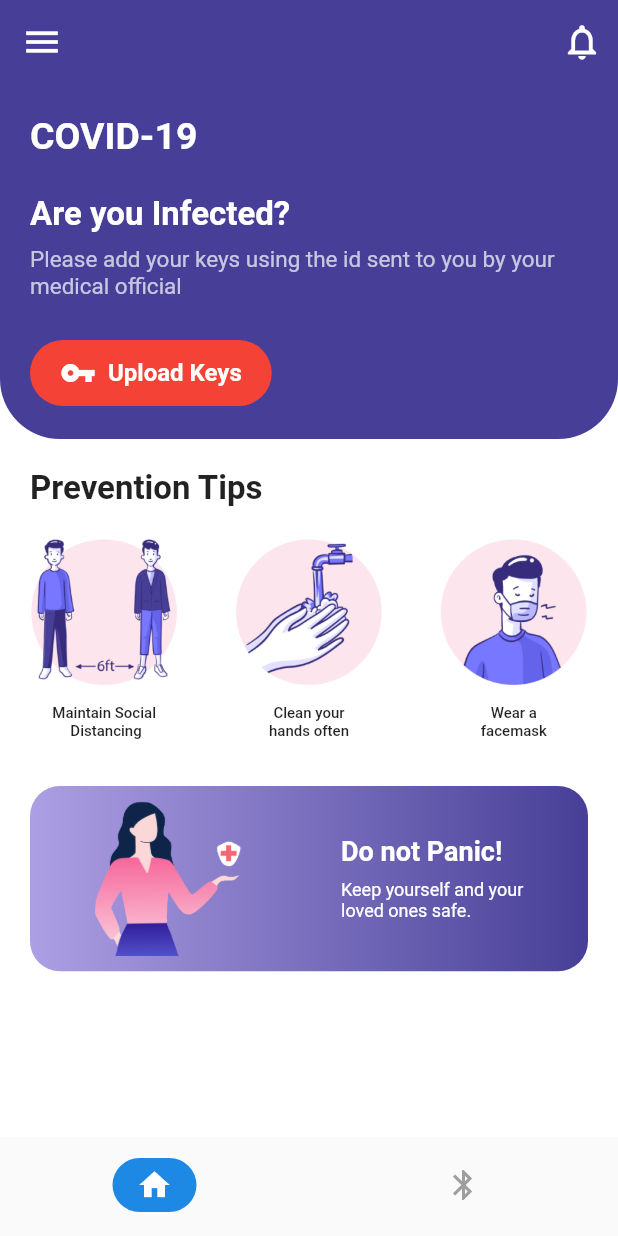
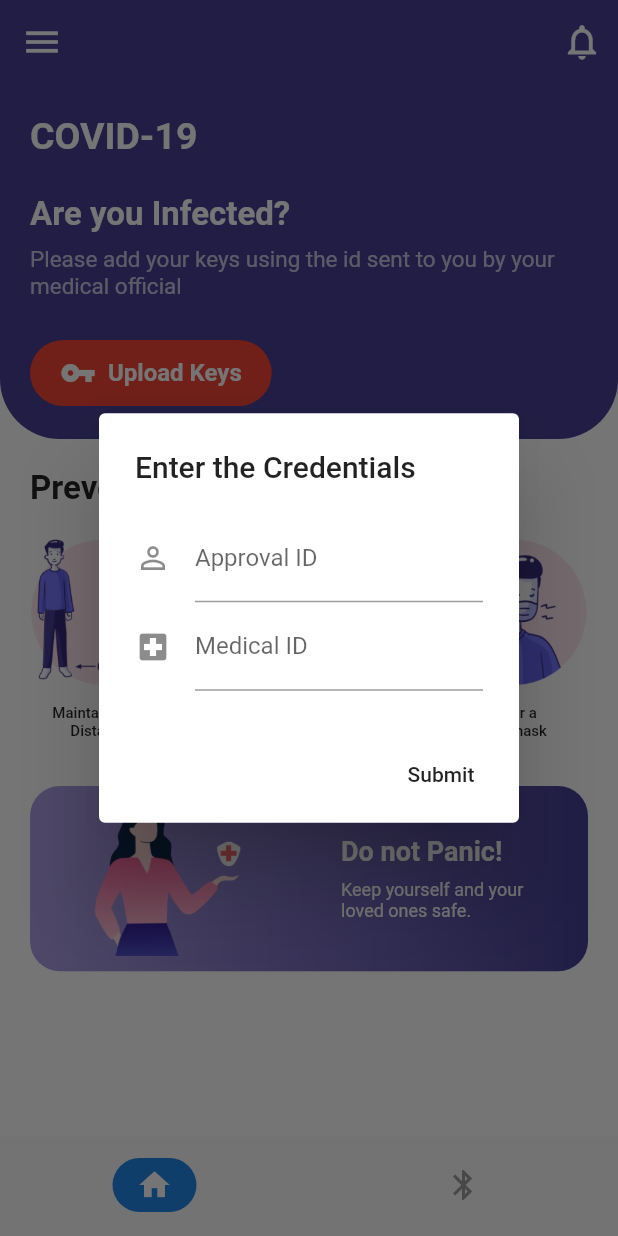
Before and after one commit to DeeprajPandey/CovidBloc, a Flutter app: the screen it shows after launch, after a tap on "Upload Keys", on a phone screen of 412 x 824 dp. Run offline on Flutter 3.47's test engine with Material 2 defaults, Android fonts, the phone set to English and light mode, and no system bars; our stand-ins replace convert, dio, flutter_bluetooth_serial, flutter_spinkit, progress_indicators; missing offline and left inert: cryptography, encrypt; statements that could not run were skipped; project files that could hold a hidden picture were left out.

```diff
--- a/app/lib/keyGen.dart
+++ b/app/lib/keyGen.dart
@@ -11,6 +11,7 @@ import "dart:typed_data";
 import 'package:convert/convert.dart';
 import 'package:cryptography/cryptography.dart';
 import 'package:encrypt/encrypt.dart';
+import './storage.dart';
 
 class ExposureNotification {
   final _eKRollingPeriod = 144;
@@ -25,6 +26,7 @@ class ExposureNotification {
   SecretKey _aemKey; // AssociatedEncryptedMetadataKey
 
   int _eNIntervalNumber;
+  int iVal;
   List<int> rollingProximityIdentifier = null; // to be broadcasted
   List<int> associatedEncryptedMetadata; // additional metadata
 
@@ -65,9 +67,12 @@ class ExposureNotification {
 
     // TODO: First try reading from storage, if empty, run this
     // with firstRun: true
+    this.iVal = _getIval(timestamp: new DateTime.now());
     this._eNIntervalNumber =
         this._getIntervalNumber(timestamp: new DateTime.now());
     print('(constructor) Intialised ENIntervalNum');
+    print('(constructor) TempKey ${this._temporaryExposureKey['i']}');
+    //print('Initialised iVal $iVal');
 
     // TODO: Find when the next interval starts and set up one-shot
     // scheduler to do this.
@@ -211,11 +216,17 @@ class ExposureNotification {
       this._temporaryExposureKey['i'] = currIval;
       this._temporaryExposureKey['key'] = this._dailyKeygen();
 
+
       var tempKeyHex =
           hex.encode(await this._temporaryExposureKey['key'].extract());
+
+      final Storage s = new Storage();
+      s.writeKey(tempKeyHex,this._temporaryExposureKey['i'].toString());
+
       print('(_scheduler) Generated new TempExpKey: $tempKeyHex');
       print('(_scheduler) i: ${this._temporaryExposureKey['i']}');
     }
+
 
     this._rpiKey = await this
         ._secondaryKeygen(_temporaryExposureKey['key'], stringData: 'EN-RPIK');
--- a/app/lib/screens/bottomNavScreen.dart
+++ b/app/lib/screens/bottomNavScreen.dart
@@ -28,7 +28,7 @@ class BottomNavScreenState extends State<BottomNavScreen>{
   @override
   Widget build(BuildContext context){
     final List _screens=[
-    HomeScreen(), //home screen
+    HomeScreen(e:exp), //home screen
     BluetoothScreen(e:exp) //info screen (bluetooth part)
   ];
     return Scaffold(
--- a/app/lib/screens/homeScreen.dart
+++ b/app/lib/screens/homeScreen.dart
@@ -1,24 +1,39 @@
+
+
 import 'package:flutter/material.dart';
 import 'package:contact_tracing/config/styles.dart';
 import 'package:contact_tracing/widgets/widgets.dart';
 import 'package:dio/dio.dart';
+import '../keyGen.dart';
+import '../storage.dart';
+import 'dart:convert';
+import 'package:path_provider/path_provider.dart';
 
 
 class HomeScreen extends StatefulWidget {
+  final ExposureNotification e;
+
+  const HomeScreen({
+    @required this.e,
+  }):assert(e!=null);
+
   @override
-  _HomeScreenState createState() => _HomeScreenState();
+  _HomeScreenState createState() => _HomeScreenState(e:e);
 }
 
 class _HomeScreenState extends State<HomeScreen> {
+  final ExposureNotification e;
+
+  _HomeScreenState({
+    @required this.e,
+  }):assert(e!=null);
+
   final prevention = [
     {'assets/images/distance.png': 'Maintain Social\n Distancing'},
     {'assets/images/wash_hands.png': 'Clean your\nhands often'},
     {'assets/images/mask.png': 'Wear a\nfacemask'},
 
   ];
-
-   _HomeScreenState();
-
 
   //new Dio with a BaseOptions instance.
   static BaseOptions options = new BaseOptions(
@@ -29,21 +44,104 @@ class _HomeScreenState extends State<HomeScreen> {
 
   Dio dio=new Dio(options);
 
-  Future<void> _sendKeys() async{
+  Future<void> _sendKeys(BuildContext context, final approvalID, final medID) async{
+    final Storage s = new Storage();
+    s.writeKey("9ebdbf89c635baefbca229fcbb2971f1", "2658240");
+    //print(s.localPath);
+    final data = await s.readKeys();
+    print(data[0]['hexkey']);
 
-    Response response = await dio.get("/?key=meta");
-    print(response.data.toString());
-    //var response= await http.get('http://192.168.0.152:6000/?key=meta');
-    //print(response.body);
-    // response = await dio.post("/pushkeys",
-    // data: {
-    //   "approvalID": "297190941",
-    //   "medID": "m1025",
-    //   "ival":"2655360",
-    //   "dailyKeys": [{hexkey: "33917c36d48744ef3fbc4985188ea9e2", i: 2655360},{hexkey: "33917c36d48744ef3fbc4985188ea9e2", i: 2655360}]
-    // });
+    //s.delete(); //to delete the file
+    //print(await s.readKeys());
+    //Response response = await dio.get("/?key=meta");
+    //print(response.data.toString());
+    // print(new DateTime.now());
+    int currIval;
+    currIval= e.iVal;
+    print(currIval);
+    try {
+      Response response = await dio.post("/pushkeys",
+      data: {
+        "approvalID": approvalID,
+        "medID": medID,
+        "ival": currIval.toString(),
+        "dailyKeys": data,
+      });
+
+      //print(response.data.toString());
+      _validationPopUp(context,'Successful',response.data.toString());
+    } catch(e) {
+      _validationPopUp(context,'Error',e.message);
+    }
 
   }
+
+  Future<List> _showPopUp(BuildContext context) async {
+    TextEditingController approvalController = TextEditingController();
+    TextEditingController medController = TextEditingController();
+    final credentials = [];
+    return showDialog(
+      context:context,
+      barrierDismissible: false, // user must tap button!
+      builder: (BuildContext context) {
+        return AlertDialog(
+          title: Text('Enter the Credentials'),
+          content: Column(
+            mainAxisSize: MainAxisSize.min,
+            children: <Widget>[
+              TextFormField(
+                decoration: InputDecoration(icon: Icon(Icons.perm_identity),labelText: 'Approval ID'),
+                controller: approvalController,
+                ),
+              TextFormField(
+                decoration: InputDecoration(icon: Icon(Icons.local_hospital),labelText: 'Medical ID'),
+                controller: medController,
+              ),
+            ],
+          ),
+          actions: <Widget>[
+            FlatButton(
+              child: Text('Submit'),
+              onPressed: () {
+                credentials.add(approvalController.text.toString());
+                credentials.add(medController.text.toString());
+                Navigator.of(context).pop(credentials);
+              },
+            ),
+          ],
+        );
+      },
+    );
+}
+
+  Future<void> _validationPopUp(BuildContext context,String title,String errorMsg) async{
+    return showDialog(
+    context:context,
+    barrierDismissible: false, // user must tap button!
+    builder: (BuildContext context) {
+      return AlertDialog(
+        title: Text(title),
+        content: Column(
+          mainAxisSize: MainAxisSize.min,
+          crossAxisAlignment: CrossAxisAlignment.center,
+          children: <Widget>[
+              Text(errorMsg,
+              textAlign: TextAlign.center,
+              ),
+            ],
+          ),
+        actions: <Widget>[
+          FlatButton(
+            child: Text('OK'),
+            onPressed: () {
+              Navigator.of(context).pop();
+            },
+          ),
+        ],
+      );
+    },
+  );
+}
 
   @override
   Widget build(BuildContext context) {
@@ -53,7 +151,7 @@ class _HomeScreenState extends State<HomeScreen> {
       body: CustomScrollView(
         physics: ClampingScrollPhysics(),
         slivers: <Widget>[
-          _buildHeader(screenHeight),
+          _buildHeader(context,screenHeight),
           _buildPreventionTips(screenHeight),
           _buildStaySafe(screenHeight),
         ],
@@ -61,7 +159,7 @@ class _HomeScreenState extends State<HomeScreen> {
     );
   }
 
-  SliverToBoxAdapter _buildHeader(double screenHeight) {
+  SliverToBoxAdapter _buildHeader(BuildContext context,double screenHeight) {
     return SliverToBoxAdapter(
       child: Container(
         padding: const EdgeInsets.all(20.0),
@@ -118,7 +216,14 @@ class _HomeScreenState extends State<HomeScreen> {
                         horizontal: 20.0,
                       ),
                       onPressed: () {
-                        _sendKeys();
+                        _showPopUp(context).then((val) {
+                          if(val[0]!='' && val[1]!='') {
+                            print('Credentials recieved');
+                            _sendKeys(context, val[0], val[1]);
+                          }
+                          else
+                            _validationPopUp(context,'Error','Invalid Credentials');
+                        });
                       },
                       color: Colors.red,
                       shape: RoundedRectangleBorder(
--- a/app/pubspec.yaml
+++ b/app/pubspec.yaml
@@ -30,8 +30,8 @@ dependencies:
   laksadart: ^0.1.19
   cryptography: ^1.4.0
   encrypt: ^4.0.2
-  scoped_model: ^1.0.1
   dio: ^3.0.8
+  path_provider: ^1.6.11
 
   #bubble_tap_indicator: "^0.1.4" #for bubble tap on tab bars
 
```
Also changed, not shown: app/lib/storage.dart (added, +51 -0 lines), app/pubspec.lock, 1 other file.
